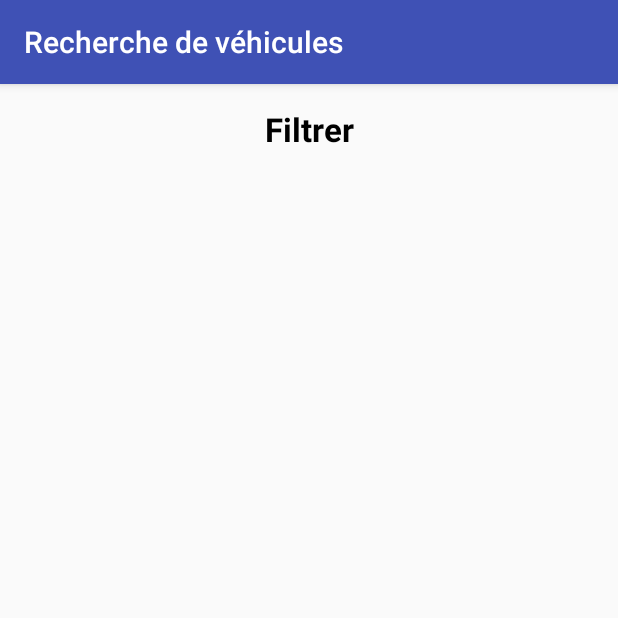
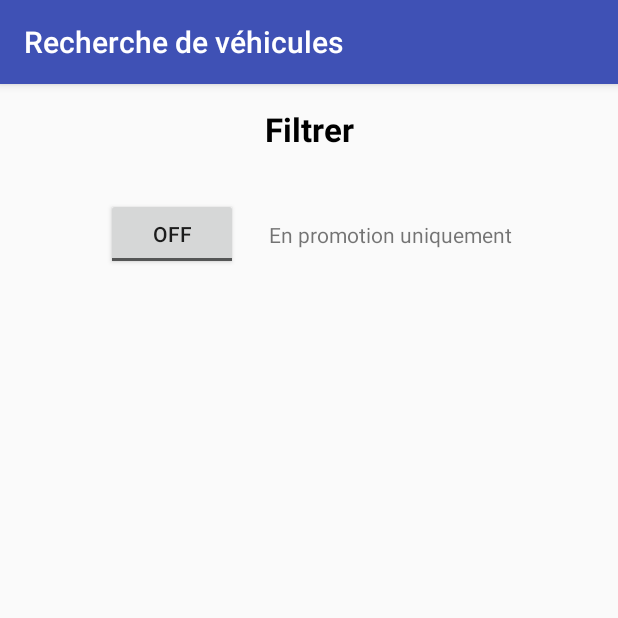
Before and after one commit to adrienvaucard/android-finalProject-madRental, an Android app: the SearchesActivity screen opened directly, with no data from a screen before it, on a phone screen of 412 x 824 dp, the top half of it. Run offline under Robolectric (Android 15) with nearby library versions, the phone set to English and light mode, and no system bars; libraries missing offline, so code that uses them is left out: com.loopj.android, cz.msebera.android; plain views replace SlidingUpPanelLayout; 2 statements that could not run were skipped.

```diff
--- a/app/src/main/res/layout/activity_profile.xml
+++ b/app/src/main/res/layout/activity_profile.xml
@@ -51,7 +51,7 @@
         android:layout_width="0dp"
         android:layout_height="50dp"
         style="@style/defaultEditText"
-        android:hint="@string/endReservationText"
+        android:hint="@string/editTextProfileBirthDate"
         app:layout_constraintLeft_toLeftOf="parent"
         app:layout_constraintRight_toRightOf="parent"
         app:layout_constraintTop_toBottomOf="@id/editTextProfileFirstName"
--- a/app/src/main/res/layout/activity_search.xml
+++ b/app/src/main/res/layout/activity_search.xml
@@ -1,6 +1,7 @@
 <?xml version="1.0" encoding="utf-8"?>
 <com.sothree.slidinguppanel.SlidingUpPanelLayout xmlns:android="http://schemas.android.com/apk/res/android"
     xmlns:sothree="http://schemas.android.com/apk/res-auto"
+    xmlns:app="http://schemas.android.com/tools"
     android:id="@+id/sliding_layout"
     android:layout_width="match_parent"
     android:layout_height="match_parent"
@@ -16,7 +17,8 @@
     <android.support.constraint.ConstraintLayout
         android:layout_width="match_parent"
         android:layout_height="200dp"
-        android:gravity="center|top">
+        android:gravity="center"
+        android:id="@+id/filterSlide">
 
         <TextView
             android:layout_width="match_parent"
@@ -27,10 +29,37 @@
             android:textStyle="bold"
             android:gravity="center"/>
 
-        <TextView
-            android:id="@+id/getJson"
+        <android.support.constraint.ConstraintLayout
             android:layout_width="match_parent"
-            android:layout_height="wrap_content" />
+            android:layout_height="140dp"
+            android:gravity="center"
+            android:paddingRight="50dp"
+            android:paddingLeft="50dp"
+            sothree:layout_constraintTop_toTopOf="@+id/filterSlide"
+            sothree:layout_constraintBottom_toBottomOf="parent"
+            sothree:layout_constraintLeft_toLeftOf="parent"
+            sothree:layout_constraintRight_toRightOf="parent">
+
+            <ToggleButton
+                android:id="@+id/saleToggleButton"
+                android:layout_width="wrap_content"
+                android:layout_height="wrap_content"
+                sothree:layout_constraintTop_toTopOf="parent"
+                sothree:layout_constraintBottom_toBottomOf="parent"
+                sothree:layout_constraintRight_toLeftOf="@id/saleToggleButtonLabel"
+                sothree:layout_constraintLeft_toLeftOf="parent"/>
+
+            <TextView
+                android:id="@+id/saleToggleButtonLabel"
+                android:layout_width="wrap_content"
+                android:layout_height="wrap_content"
+                android:text="En promotion uniquement"
+                sothree:layout_constraintTop_toTopOf="parent"
+                sothree:layout_constraintBottom_toBottomOf="parent"
+                sothree:layout_constraintLeft_toRightOf="@id/saleToggleButton"
+                sothree:layout_constraintRight_toRightOf="parent"/>
+
+        </android.support.constraint.ConstraintLayout>
     </android.support.constraint.ConstraintLayout>
 
 
--- a/app/src/main/res/layout/search_view.xml
+++ b/app/src/main/res/layout/search_view.xml
@@ -6,6 +6,7 @@
     xmlns:tools="http://schemas.android.com/tools">
 
     <android.support.constraint.ConstraintLayout
+        android:id="@+id/searchViewWrapper"
         android:layout_width="match_parent"
         android:layout_height="match_parent">
 
```
Also changed, not shown: app/src/main/AndroidManifest.xml (+7 -3 lines), app/src/main/java/com/example/adrien/madrental/BookingState1.java (added, +13 -0 lines), app/src/main/java/com/example/adrien/madrental/SearchesAdapter.java (+19 -1 lines), app/src/main/res/layout/activity_booking_state1.xml (added, +74 -0 lines).
